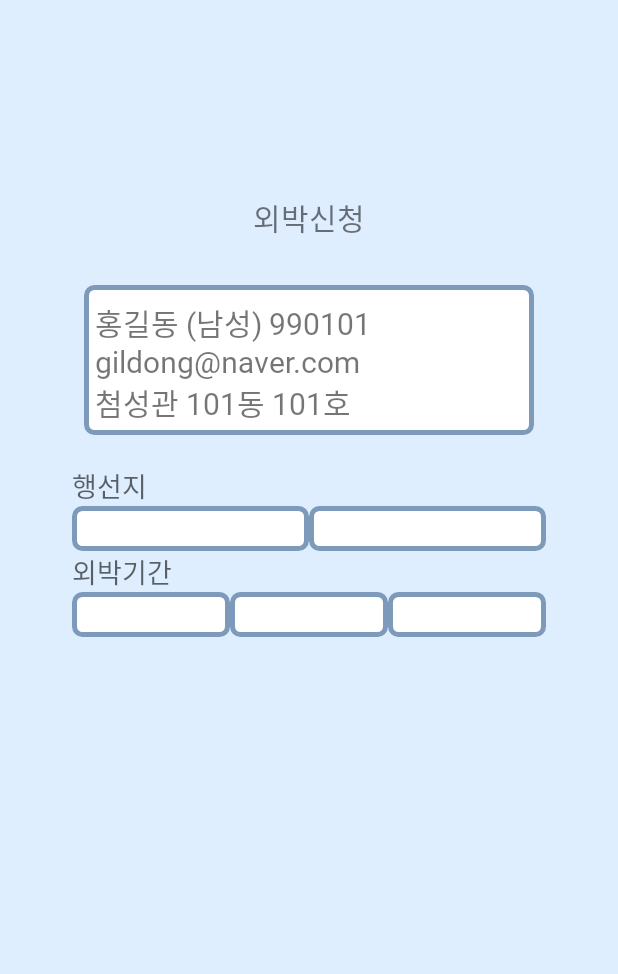
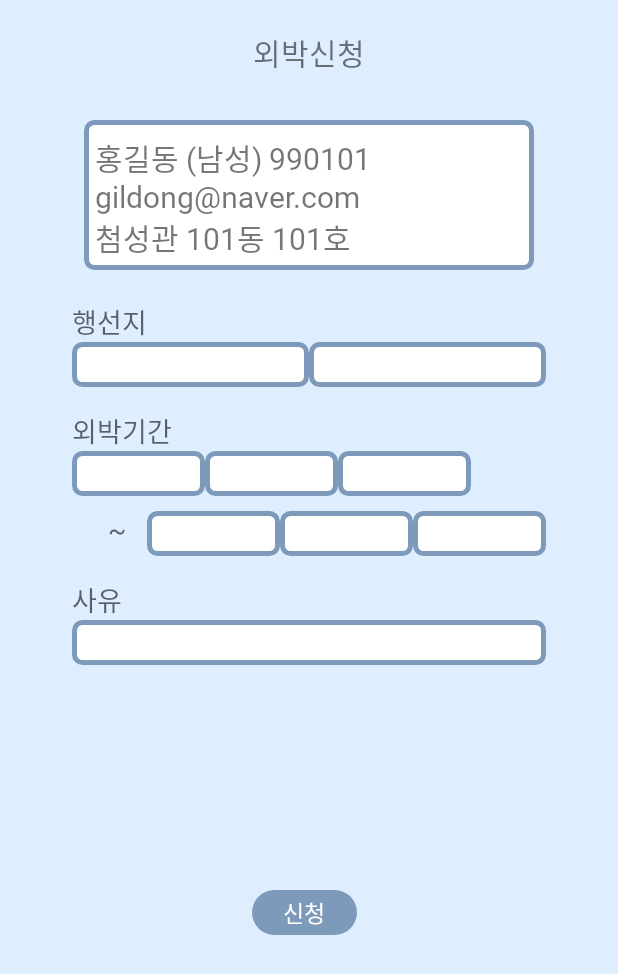
Before and after one commit to yxxniverse/mobileAppProject, an Android app: the layout activity_form.xml on its own in the app's theme, with its tools: preview values and no code run, on a phone screen of 412 x 824 dp. Shown: the top 974 px of the screen. Run offline under Robolectric (Android 15) with nearby library versions, the phone set to English and light mode, and no system bars.

Commit message:
외박신청_스피너

```diff
--- a/app/src/main/res/layout/activity_form.xml
+++ b/app/src/main/res/layout/activity_form.xml
@@ -1,4 +1,5 @@
 <?xml version="1.0" encoding="utf-8"?>
+
 <androidx.constraintlayout.widget.ConstraintLayout xmlns:android="http://schemas.android.com/apk/res/android"
     xmlns:app="http://schemas.android.com/apk/res-auto"
     xmlns:tools="http://schemas.android.com/tools"
@@ -10,17 +11,16 @@
         android:id="@+id/join_textView"
         android:layout_width="wrap_content"
         android:layout_height="wrap_content"
+        android:background="@color/theme_blue"
+        android:layout_marginTop="20dp"
         android:layout_alignParentLeft="true"
         android:layout_alignParentTop="true"
-        android:layout_marginBottom="10dp"
-        android:background="@color/theme_blue"
+        android:text="외박신청"
         android:fontFamily="@font/neodgm"
-        android:text="외박신청"
         android:textSize="20dp"
-        app:layout_constraintBottom_toTopOf="@+id/linearLayout"
+        app:layout_constraintTop_toTopOf="parent"
         app:layout_constraintEnd_toEndOf="parent"
-        app:layout_constraintStart_toStartOf="parent"
-        app:layout_constraintTop_toTopOf="parent" />
+        app:layout_constraintStart_toStartOf="parent"/>
 
     <TextView
         android:id="@+id/textView"
@@ -39,14 +39,12 @@
         app:layout_constraintTop_toBottomOf="@+id/join_textView"
         tools:ignore="MissingConstraints" />
 
-    <?xml version="1.0" encoding="utf-8"?>
-
     <LinearLayout
         android:id="@+id/linearLayout"
         android:layout_width="match_parent"
         android:layout_height="match_parent"
         android:layout_marginStart="38dp"
-        android:layout_marginTop="300dp"
+        android:layout_marginTop="175dp"
         android:layout_marginEnd="38dp"
         android:orientation="vertical"
         android:padding="10dp"
@@ -63,6 +61,7 @@
             android:id="@+id/textView3"
             android:layout_width="wrap_content"
             android:layout_height="wrap_content"
+            android:layout_marginTop="15dp"
             android:text="행선지"
             android:textAppearance="?android:attr/textAppearanceMedium" />
 
@@ -95,6 +94,7 @@
             android:id="@+id/textView3"
             android:layout_width="wrap_content"
             android:layout_height="wrap_content"
+            android:layout_marginTop="15dp"
             android:text="외박기간"
             android:textAppearance="?android:attr/textAppearanceMedium"
             tools:ignore="DuplicateIds" />
@@ -103,7 +103,8 @@
         <LinearLayout
             android:layout_width="match_parent"
             android:layout_height="wrap_content"
-            android:orientation="horizontal">
+            android:orientation="horizontal"
+            android:layout_marginEnd="50dp">
 
             <Spinner
                 android:id="@+id/year"
@@ -111,6 +112,9 @@
                 android:layout_height="30dp"
                 android:layout_weight="1"
                 android:background="@drawable/frame_calendar"
+                android:layout_alignParentLeft="true"
+                android:layout_alignParentTop="true"
+                android:hint="YYYY"
                 android:fontFamily="@font/sleigothic"
                 android:textSize="20dp" />
 
@@ -134,7 +138,85 @@
 
         </LinearLayout>
 
+        <LinearLayout
+            android:layout_width="match_parent"
+            android:layout_height="wrap_content"
+            android:orientation="horizontal"
+            android:layout_marginTop="10dp"
+            android:layout_marginStart="10dp">
+
+            <TextView
+                android:id="@+id/textView3"
+                android:layout_width="wrap_content"
+                android:layout_height="wrap_content"
+                android:text="   ~   "
+                android:textAppearance="?android:attr/textAppearanceMedium"
+                tools:ignore="DuplicateIds" />
+
+            <Spinner
+                android:id="@+id/year"
+                android:layout_width="10dp"
+                android:layout_height="30dp"
+                android:layout_weight="1"
+                android:background="@drawable/frame_calendar"
+                android:fontFamily="@font/sleigothic"
+                android:textSize="20dp"
+                tools:ignore="DuplicateIds" />
+
+            <Spinner
+                android:id="@+id/month"
+                android:layout_width="10dp"
+                android:layout_height="30dp"
+                android:layout_weight="1"
+                android:background="@drawable/frame_calendar"
+                android:fontFamily="@font/sleigothic"
+                android:textSize="20dp"
+                tools:ignore="DuplicateIds" />
+
+            <Spinner
+                android:id="@+id/date"
+                android:layout_width="10dp"
+                android:layout_height="30dp"
+                android:layout_weight="1"
+                android:background="@drawable/frame_calendar"
+                android:fontFamily="@font/sleigothic"
+                android:textSize="20dp"
+                tools:ignore="DuplicateIds" />
+
+        </LinearLayout>
+
+        <TextView
+            android:id="@+id/textView3"
+            android:layout_width="wrap_content"
+            android:layout_height="wrap_content"
+            android:layout_marginTop="15dp"
+            android:text="사유"
+            android:textAppearance="?android:attr/textAppearanceMedium"
+            tools:ignore="DuplicateIds" />
+
+        <EditText
+            android:id="@+id/join_pwd"
+            android:layout_width="match_parent"
+            android:layout_height="30dp"
+            android:background="@drawable/frame_calendar"
+            android:fontFamily="@font/sleigothic"
+            android:textSize="20dp"
+            tools:ignore="MissingConstraints" />
+
+        <Button
+            android:id="@+id/login_btn"
+            style="@style/Widget.AppCompat.Button.Borderless"
+            android:layout_width="wrap_content"
+            android:layout_height="wrap_content"
+            android:background="@drawable/frame_login_btn"
+            android:fontFamily="@font/neodgm"
+            android:minWidth="70dp"
+            android:minHeight="30dp"
+            android:layout_marginTop="150dp"
+            android:layout_marginLeft="120dp"
+            android:text="신청"
+            android:textColor="@color/white"
+            android:textSize="15dp" />
     </LinearLayout>
 
-
 </androidx.constraintlayout.widget.ConstraintLayout>
```
